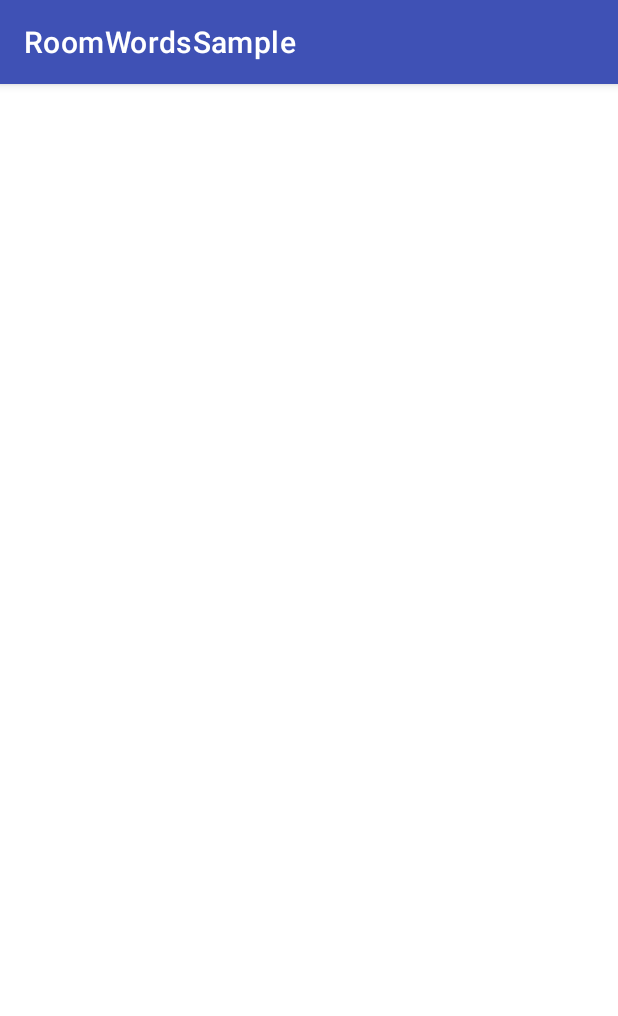
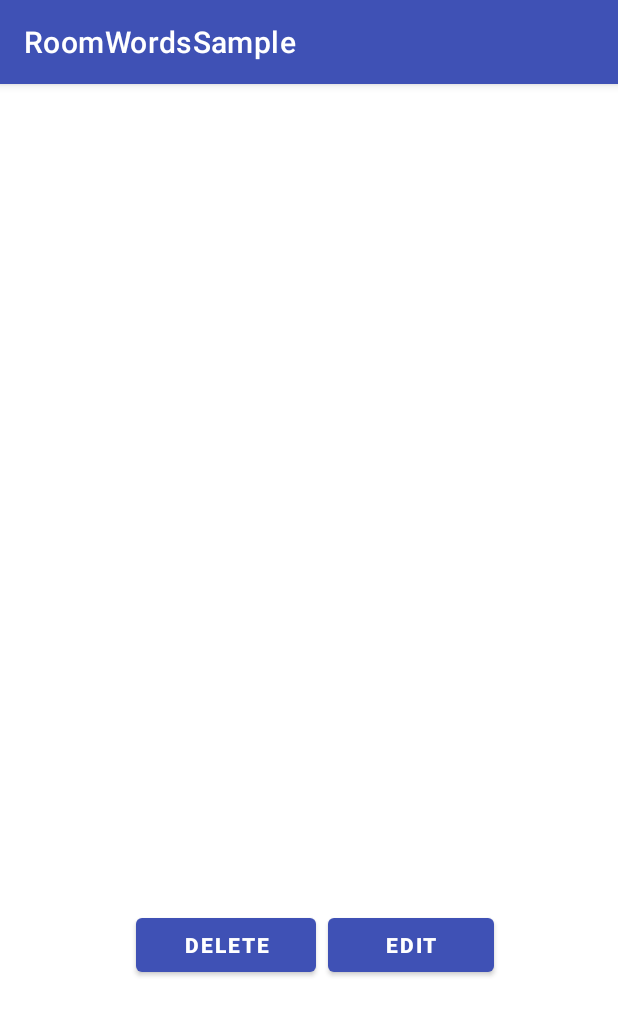
Before and after one commit to AlmuFerCar/android-room-with-a-view-master, an Android app: the Contact_view screen opened directly, with no data from a screen before it, on a phone screen of 412 x 824 dp. Shown: the top 1016 px of the screen. Run offline under Robolectric (Android 15) with nearby library versions, the phone set to English and light mode, and no system bars; 3 statements that could not run were skipped.

Commit message:
nueva vista para mostrar un contacto, con boton de borrar y editar sin funcionar

```diff
--- a/app/src/main/java/com/example/android/roomwordssample/ContactViewModel.java
+++ b/app/src/main/java/com/example/android/roomwordssample/ContactViewModel.java
@@ -51,4 +51,8 @@ public class ContactViewModel extends AndroidViewModel {
     {
         mRepository.insert(contact);
     }
+    void delete(Contact contact)
+    {
+        mRepository.insert(contact);
+    }
 }
--- a/app/src/main/java/com/example/android/roomwordssample/WordViewHolder.java
+++ b/app/src/main/java/com/example/android/roomwordssample/WordViewHolder.java
@@ -38,9 +38,9 @@ class WordViewHolder extends RecyclerView.ViewHolder {
         phoneItemView.setText(phone);
     }
 
-    static WordViewHolder create(ViewGroup parent) {
-        View view = LayoutInflater.from(parent.getContext())
-                .inflate(R.layout.recyclerview_item, parent, false);
+    static WordViewHolder create(View view) {
+        /*View view = LayoutInflater.from(parent.getContext())
+                .inflate(R.layout.recyclerview_item, parent, false);*/
         return new WordViewHolder(view);
     }
 }
--- a/app/src/main/res/layout/activity_contact_view.xml
+++ b/app/src/main/res/layout/activity_contact_view.xml
@@ -7,11 +7,66 @@
     android:layout_height="match_parent"
     tools:context=".Contact_view">
 
+    <ImageView
+        android:id="@+id/backView"
+        android:layout_width="match_parent"
+        android:layout_height="350dp"
+
+        app:layout_constraintEnd_toEndOf="parent"
+        app:layout_constraintStart_toStartOf="parent"
+        app:layout_constraintTop_toTopOf="parent"
+        />
+    <!--android:src="@drawable/mono"-->
     <TextView
         android:id="@+id/contacto"
         android:layout_width="match_parent"
-        android:layout_height="match_parent"/>
+        android:layout_height="200dp"
+        app:layout_constraintEnd_toEndOf="@id/backView"
+        app:layout_constraintStart_toStartOf="@id/backView"
+        app:layout_constraintTop_toBottomOf="@id/backView"/>
+
+    <Button
+        android:layout_height="wrap_content"
+        android:layout_width="120dp"
+        android:layout_marginLeft="8dp"
+        android:textStyle="bold"
+        android:id="@+id/delete"
+        android:text="Delete"
+        app:layout_constraintTop_toBottomOf="@id/contacto"
+        app:layout_constraintStart_toStartOf="@id/leftguide"/>
+
+
+    <Button
+        android:layout_height="wrap_content"
+        android:layout_width="0dp"
+        android:layout_marginLeft="8dp"
+        android:id="@+id/edit"
+        android:text="Edit"
+        android:textStyle="bold"
+        app:layout_constraintEnd_toStartOf="@id/rightguide"
+        app:layout_constraintStart_toEndOf="@id/delete"
+        app:layout_constraintTop_toTopOf="@id/delete"
+        />
 
 
 
+    <androidx.constraintlayout.widget.Guideline
+        android:id="@+id/leftguide"
+        android:layout_width="match_parent"
+        android:layout_height="match_parent"
+        android:orientation="vertical"
+        app:layout_constraintGuide_percent="0.20"
+        >
+    </androidx.constraintlayout.widget.Guideline>
+
+    <androidx.constraintlayout.widget.Guideline
+        android:id="@+id/rightguide"
+        android:layout_width="match_parent"
+        android:layout_height="match_parent"
+        android:orientation="vertical"
+        app:layout_constraintGuide_percent="0.80"
+        >
+    </androidx.constraintlayout.widget.Guideline>
+
+
 </androidx.constraintlayout.widget.ConstraintLayout>
```
Also changed, not shown: app/src/main/java/com/example/android/roomwordssample/ContactListAdapter.java (+32 -2 lines), app/src/main/java/com/example/android/roomwordssample/ContactRepository.java (+4 -4 lines), app/src/main/java/com/example/android/roomwordssample/Contact_view.java (+4 -4 lines), app/src/main/java/com/example/android/roomwordssample/MainActivity.java (+28 -18 lines).
